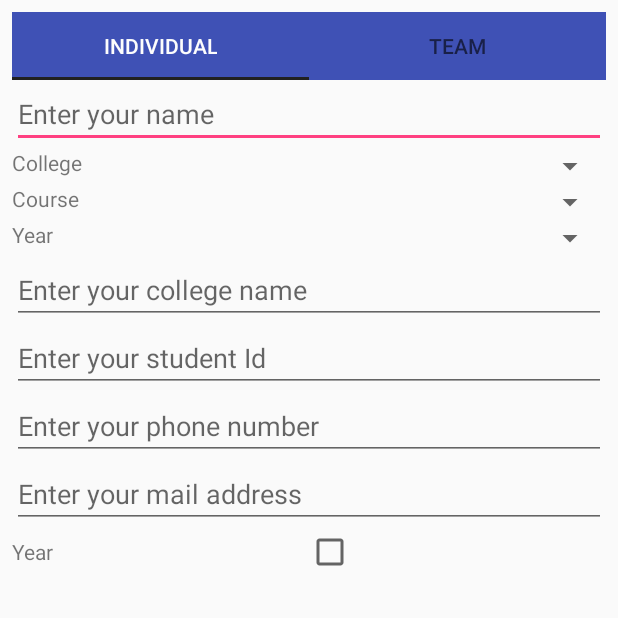
After one commit to Bondzio/Scrolls17, an Android app: the fragment Register shown on its own in the app's theme, on a phone screen of 412 x 824 dp, the top half of it. The commit adds this screen. Run offline under Robolectric (Android 15) with nearby library versions, the phone set to English and light mode, and no system bars.

```diff
--- a/app/build.gradle
+++ b/app/build.gradle
@@ -25,5 +25,5 @@ dependencies {
     compile 'com.android.support:appcompat-v7:24.1.1'
     compile 'com.android.support:recyclerview-v7:24.1.1'
     compile 'com.android.support:support-v4:24.1.1'
-    compile 'com.android.support:design:24.1.0'
+    compile 'com.android.support:design:24.1.1'
 }
--- a/app/src/main/java/in/silive/scrolls_16/Activities/Splash.java
+++ b/app/src/main/java/in/silive/scrolls_16/Activities/Splash.java
@@ -46,7 +46,7 @@ public class Splash extends AppCompatActivity {
             //   Toast.makeText(this, "No Internet Connection", Toast.LENGTH_SHORT).show();
             //no_net_connection.setVisibility(View.VISIBLE);
             Snackbar snackbar = Snackbar
-                    .make(splash, "No internet connection!", Snackbar.LENGTH_LONG)
+                    .make(splash, "No internet connection!", Snackbar.LENGTH_INDEFINITE)
                     .setAction("RETRY", new View.OnClickListener() {
                         @Override
                         public void onClick(View view) {
--- /dev/null
+++ b/app/src/main/java/in/silive/scrolls_16/Fragments/Register.java
@@ -0,0 +1,31 @@
+package in.silive.scrolls_16.Fragments;
+
+
+import android.os.Bundle;
+import android.support.v4.app.Fragment;
+import android.view.LayoutInflater;
+import android.view.View;
+import android.view.ViewGroup;
+
+import in.silive.scrolls_16.R;
+
+/**
+ * A simple {@link Fragment} subclass.
+ */
+public class Register extends Fragment {
+
+
+
+    public Register() {
+        // Required empty public constructor
+    }
+
+
+    @Override
+    public View onCreateView(LayoutInflater inflater, ViewGroup container,
+                             Bundle savedInstanceState) {
+        View view = inflater.inflate(R.layout.form,container,false);
+        return view;
+    }
+
+}
--- /dev/null
+++ b/app/src/main/res/layout/form.xml
@@ -0,0 +1,137 @@
+<?xml version="1.0" encoding="utf-8"?>
+<LinearLayout xmlns:android="http://schemas.android.com/apk/res/android"
+    android:layout_width="match_parent"
+    android:layout_height="match_parent"
+    android:padding="8dp"
+    xmlns:app="http://schemas.android.com/apk/res-auto"
+    android:orientation="vertical">
+    <android.support.design.widget.TabLayout
+        android:layout_width="match_parent"
+        android:layout_height="45dp"
+        android:id="@+id/team_individual_tab"
+        app:tabBackground="@color/colorPrimary"
+        app:tabIndicatorColor="#212121"
+        app:tabSelectedTextColor="#fdfdfd">
+        <android.support.design.widget.TabItem
+            android:layout_width="wrap_content"
+            android:layout_height="match_parent"
+            android:text="Individual"
+            android:id="@+id/tab_individual"/>
+        <android.support.design.widget.TabItem
+            android:layout_width="wrap_content"
+            android:layout_height="match_parent"
+            android:text="Team"
+            android:id="@+id/tab_team"/>
+    </android.support.design.widget.TabLayout>
+    <LinearLayout
+        android:layout_width="match_parent"
+        android:layout_height="wrap_content"
+        android:orientation="vertical"
+        android:id="@+id/reg_individual">
+        <EditText
+            android:layout_width="match_parent"
+            android:layout_height="wrap_content"
+            android:hint="Enter your name"
+            android:id="@+id/stud_name"
+            android:inputType="textPersonName"/>
+        <LinearLayout
+            android:layout_width="match_parent"
+            android:layout_height="wrap_content"
+            android:orientation="horizontal">
+            <TextView
+                android:layout_width="wrap_content"
+                android:layout_height="wrap_content"
+                android:text="College"
+                android:layout_weight="1"/>
+            <Spinner
+                android:layout_width="wrap_content"
+                android:layout_height="wrap_content"
+                android:id="@+id/stud_college"
+                android:layout_weight="1">
+            </Spinner>
+
+        </LinearLayout>
+        <LinearLayout
+            android:layout_width="match_parent"
+            android:layout_height="wrap_content"
+            android:orientation="horizontal">
+            <TextView
+                android:layout_width="wrap_content"
+                android:layout_height="wrap_content"
+                android:text="Course"
+                android:layout_weight="1"/>
+            <Spinner
+                android:layout_width="wrap_content"
+                android:layout_height="wrap_content"
+                android:id="@+id/stud_course"
+                android:layout_weight="1">
+            </Spinner>
+
+        </LinearLayout>
+        <LinearLayout
+            android:layout_width="match_parent"
+            android:layout_height="wrap_content"
+            android:orientation="horizontal">
+            <TextView
+                android:layout_width="wrap_content"
+                android:layout_height="wrap_content"
+                android:text="Year"
+                android:layout_weight="1"/>
+            <Spinner
+                android:layout_width="wrap_content"
+                android:layout_weight="1"
+                android:layout_height="wrap_content"
+                android:id="@+id/stud_year">
+            </Spinner>
+
+        </LinearLayout>
+
+        <EditText
+            android:layout_width="match_parent"
+            android:layout_height="wrap_content"
+            android:hint="Enter your college name"
+            android:id="@+id/stud_other_college"/>
+        <EditText
+            android:layout_width="match_parent"
+            android:layout_height="wrap_content"
+            android:hint="Enter your student Id"
+            android:id="@+id/stud_id"/>
+        <EditText
+            android:layout_width="match_parent"
+            android:layout_height="wrap_content"
+            android:hint="Enter your phone number"
+            android:id="@+id/stud_mob_no"
+            android:inputType="number" />
+        <EditText
+            android:layout_width="match_parent"
+            android:layout_height="wrap_content"
+            android:hint="Enter your mail address"
+            android:id="@+id/stud_mail"
+            android:inputType="textEmailAddress"/>
+        <LinearLayout
+            android:layout_width="match_parent"
+            android:layout_height="wrap_content"
+            android:orientation="horizontal">
+            <TextView
+                android:layout_width="wrap_content"
+                android:layout_height="wrap_content"
+                android:text="Year"
+                android:layout_weight="1"/>
+            <CheckBox
+                android:layout_width="wrap_content"
+                android:layout_weight="1"
+                android:layout_height="wrap_content"
+                android:id="@+id/stud_accomodation">
+            </CheckBox>
+
+        </LinearLayout>
+    </LinearLayout>
+    <LinearLayout
+        android:layout_width="match_parent"
+        android:layout_height="wrap_content">
+
+    </LinearLayout>
+
+
+
+</LinearLayout>
```
Also changed, not shown: app/src/main/java/in/silive/scrolls_16/Activities/MainActivity.java (+36 -0 lines), app/src/main/java/in/silive/scrolls_16/Fragments/One.java (added, +30 -0 lines), app/src/main/java/in/silive/scrolls_16/Network/CheckConnectivity.java (added, +20 -0 lines), app/src/main/res/layout/scrolls.xml (added, +62 -0 lines), app/src/main/res/values/strings.xml (+15 -1 lines).
